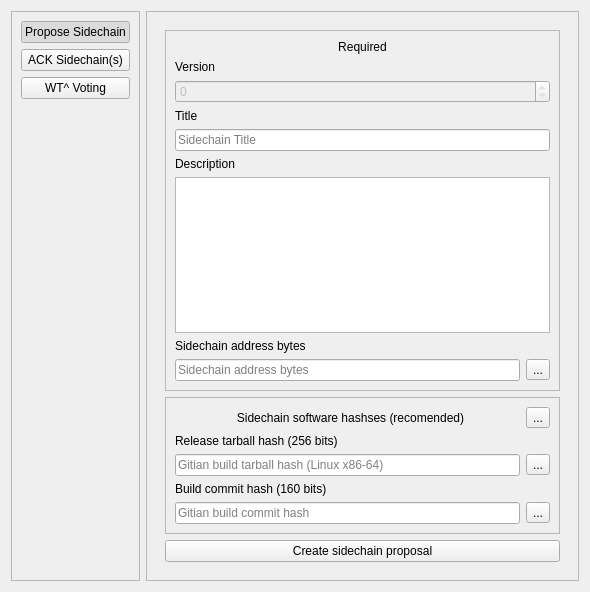
Qt form src/qt/forms/sidechainminerdialog.ui (torkelrogstad/mainchain) before a commit.
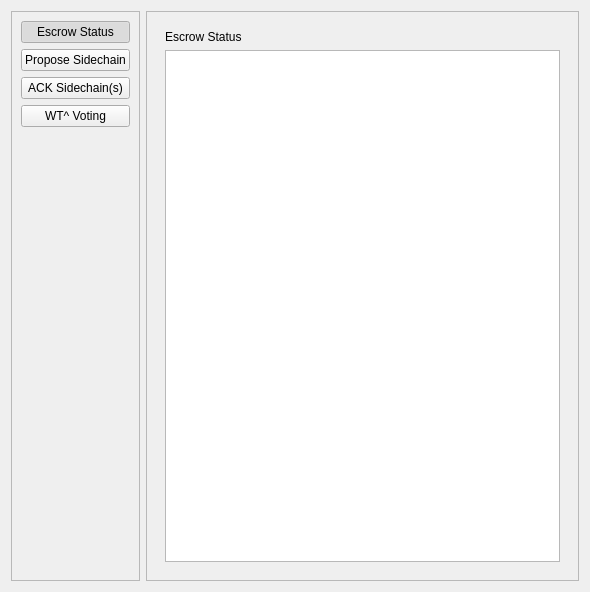
The same form after that commit. Icons and pictures are not drawn.

Commit message: Move escrow table to manage page

Patch:
```diff
--- a/src/qt/forms/sidechainminerdialog.ui
+++ b/src/qt/forms/sidechainminerdialog.ui
@@ -29,6 +29,28 @@
       <enum>QFrame::Raised</enum>
      </property>
      <layout class="QVBoxLayout" name="verticalLayout">
+      <item>
+       <widget class="QPushButton" name="pushButtonEscrowStatus">
+        <property name="text">
+         <string>Escrow Status</string>
+        </property>
+        <property name="checkable">
+         <bool>true</bool>
+        </property>
+        <property name="checked">
+         <bool>true</bool>
+        </property>
+        <property name="autoExclusive">
+         <bool>true</bool>
+        </property>
+        <property name="autoDefault">
+         <bool>false</bool>
+        </property>
+        <property name="default">
+         <bool>false</bool>
+        </property>
+       </widget>
+      </item>
       <item>
        <widget class="QPushButton" name="pushButtonProposeSidechain">
         <property name="text">
@@ -38,7 +60,7 @@
          <bool>true</bool>
         </property>
         <property name="checked">
-         <bool>true</bool>
+         <bool>false</bool>
         </property>
         <property name="autoExclusive">
          <bool>true</bool>
@@ -102,8 +124,22 @@
       <item>
        <widget class="QStackedWidget" name="stackedWidget">
         <property name="currentIndex">
-         <number>1</number>
+         <number>0</number>
         </property>
+        <widget class="QWidget" name="pageEscrow">
+         <layout class="QVBoxLayout" name="verticalLayout_6">
+          <item>
+           <widget class="QLabel" name="label_7">
+            <property name="text">
+             <string>Escrow Status</string>
+            </property>
+           </widget>
+          </item>
+          <item>
+           <widget class="QTableView" name="tableViewEscrow"/>
+          </item>
+         </layout>
+        </widget>
         <widget class="QWidget" name="pageAckSidechains">
          <layout class="QVBoxLayout" name="verticalLayout_3">
           <item>
```
The commit also changes 5 other files.
